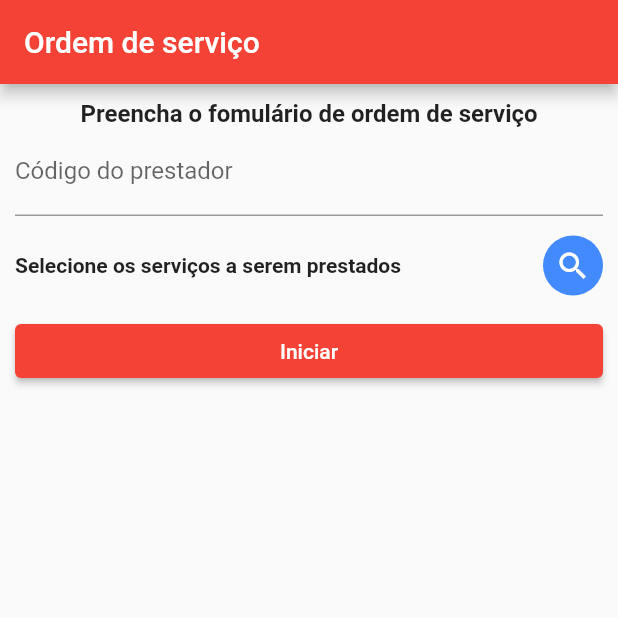
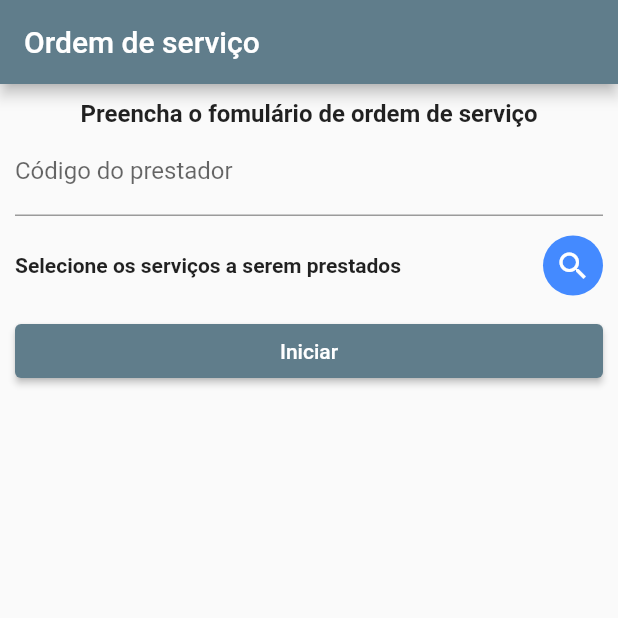
Before and after one commit to guilhermebiegelmeyer/app-flutter-fiap, a Flutter app: the screen it shows after launch, on a phone screen of 412 x 824 dp, the top half of it. Run offline on Flutter 3.47's test engine with Material 2 defaults, Android fonts, the phone set to English and light mode, and no system bars; our stand-ins replace geolocator, get.

Commit message:
changed structure app

```diff
--- a/lib/controller/assist_controller.dart
+++ b/lib/assist/controller/assist_controller.dart
@@ -1,5 +1,5 @@
-import 'package:abctechapp/model/assist.dart';
-import 'package:abctechapp/services/assist_service.dart';
+import 'package:abctechapp/assist/model/assist.dart';
+import 'package:abctechapp/assist/services/assist_service.dart';
 import 'package:get/get.dart';
 
 class AssistController extends GetxController with StateMixin<List<Assist>> {
--- a/lib/services/assist_service.dart
+++ b/lib/assist/services/assist_service.dart
@@ -1,5 +1,5 @@
-import 'package:abctechapp/model/assist.dart';
-import 'package:abctechapp/provider/assist_provider.dart';
+import 'package:abctechapp/assist/model/assist.dart';
+import 'package:abctechapp/assist/provider/assist_provider.dart';
 import 'package:flutter/material.dart';
 import 'package:get/get.dart';
 
--- a/lib/constants.dart
+++ b/lib/constants.dart
@@ -1,4 +1,6 @@
 class Constants {
   static const url =
       'http://abctechapi-env-1.eba-9tn3ay6c.us-east-1.elasticbeanstalk.com';
+  // static const url =
+  //     'http://abctechserviceapi-env-1.eba-whst6z3z.us-east-1.elasticbeanstalk.com';
 }
--- a/lib/pages/home_bind.dart
+++ b/lib/home/pages/home_bind.dart
@@ -1,4 +1,4 @@
-import 'package:abctechapp/controller/assist_controller.dart';
+import 'package:abctechapp/assist/controller/assist_controller.dart';
 import 'package:get/instance_manager.dart';
 
 class HomeBind extends Bindings {
--- a/lib/pages/home_page.dart
+++ b/lib/home/pages/home_page.dart
@@ -1,5 +1,5 @@
-import 'package:abctechapp/controller/assist_controller.dart';
-import 'package:abctechapp/model/assist.dart';
+import 'package:abctechapp/assist/controller/assist_controller.dart';
+import 'package:abctechapp/assist/model/assist.dart';
 import 'package:flutter/material.dart';
 import 'package:get/get_state_manager/get_state_manager.dart';
 
--- a/lib/main.dart
+++ b/lib/main.dart
@@ -1,9 +1,9 @@
-import 'package:abctechapp/pages/home_bind.dart';
-import 'package:abctechapp/pages/home_page.dart';
-import 'package:abctechapp/pages/order_bind.dart';
-import 'package:abctechapp/pages/order_page.dart';
-import 'package:abctechapp/provider/assist_provider.dart';
-import 'package:abctechapp/services/assist_service.dart';
+import 'package:abctechapp/home/pages/home_bind.dart';
+import 'package:abctechapp/home/pages/home_page.dart';
+import 'package:abctechapp/order/pages/order_bind.dart';
+import 'package:abctechapp/order/pages/order_page.dart';
+import 'package:abctechapp/assist/provider/assist_provider.dart';
+import 'package:abctechapp/assist/services/assist_service.dart';
 import 'package:flutter/material.dart';
 import 'package:get/get.dart';
 
@@ -23,9 +23,9 @@ class MyApp extends StatelessWidget {
   @override
   Widget build(BuildContext context) {
     return GetMaterialApp(
-      title: 'Abc Tech App',
+      title: 'APP De Serviços',
       theme: ThemeData(
-          primarySwatch: Colors.red,
+          primarySwatch: Colors.blueGrey,
           textTheme:
               const TextTheme(headline4: TextStyle(color: Colors.yellow))),
       getPages: [
--- a/lib/model/order.dart
+++ b/lib/order/model/order.dart
@@ -1,7 +1,7 @@
 // ignore_for_file: public_member_api_docs, sort_constructors_first
 import 'dart:convert';
 
-import 'package:abctechapp/model/order_location.dart';
+import 'package:abctechapp/order/model/order_location.dart';
 
 class Order {
   int operatorId = 0;
--- a/lib/pages/order_bind.dart
+++ b/lib/order/pages/order_bind.dart
@@ -1,7 +1,7 @@
-import 'package:abctechapp/controller/order_controller.dart';
-import 'package:abctechapp/provider/order_provider.dart';
+import 'package:abctechapp/order/controller/order_controller.dart';
+import 'package:abctechapp/order/provider/order_provider.dart';
 import 'package:abctechapp/services/geolocation_service.dart';
-import 'package:abctechapp/services/order_service.dart';
+import 'package:abctechapp/order/services/order_service.dart';
 import 'package:get/get.dart';
 
 class OrderBind extends Bindings {
--- a/lib/pages/order_page.dart
+++ b/lib/order/pages/order_page.dart
@@ -1,5 +1,5 @@
-import 'package:abctechapp/controller/order_controller.dart';
-import 'package:abctechapp/model/assist.dart';
+import 'package:abctechapp/order/controller/order_controller.dart';
+import 'package:abctechapp/assist/model/assist.dart';
 import 'package:flutter/material.dart';
 import 'package:flutter/services.dart';
 import 'package:get/get_state_manager/get_state_manager.dart';
--- a/lib/provider/order_provider.dart
+++ b/lib/order/provider/order_provider.dart
@@ -1,5 +1,5 @@
 import 'package:abctechapp/constants.dart';
-import 'package:abctechapp/model/order.dart';
+import 'package:abctechapp/order/model/order.dart';
 import 'package:get/get.dart';
 
 abstract class OrderProviderInterface {
--- a/lib/services/order_service.dart
+++ b/lib/order/services/order_service.dart
@@ -1,6 +1,6 @@
-import 'package:abctechapp/model/order.dart';
-import 'package:abctechapp/model/order_created.dart';
-import 'package:abctechapp/provider/order_provider.dart';
+import 'package:abctechapp/order/model/order.dart';
+import 'package:abctechapp/order/model/order_created.dart';
+import 'package:abctechapp/order/provider/order_provider.dart';
 import 'package:flutter/material.dart';
 import 'package:get/get.dart';
 
```
Also changed, not shown: lib/order/controller/order_controller.dart (renamed from lib/controller/order_controller.dart, +5 -5 lines), lib/assist/model/assist.dart (renamed from lib/model/assist.dart), lib/assist/provider/assist_provider.dart (renamed from lib/provider/assist_provider.dart), lib/order/model/order_created.dart (renamed from lib/model/order_created.dart), lib/order/model/order_location.dart (renamed from lib/model/order_location.dart), 2 other files.
